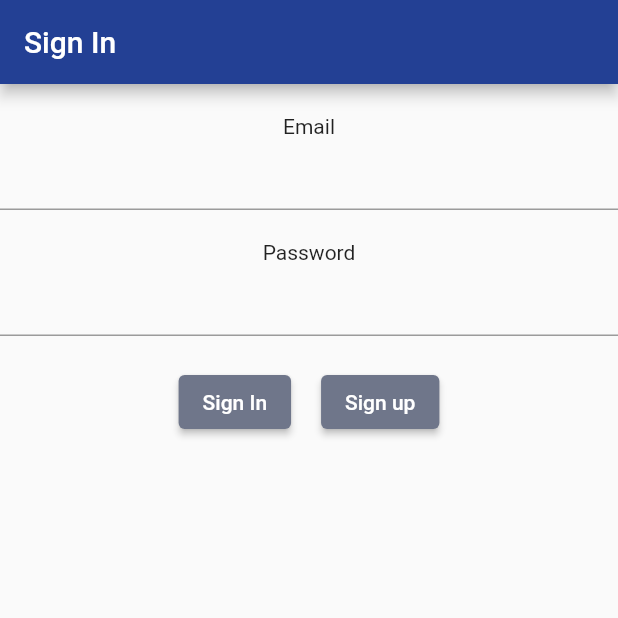
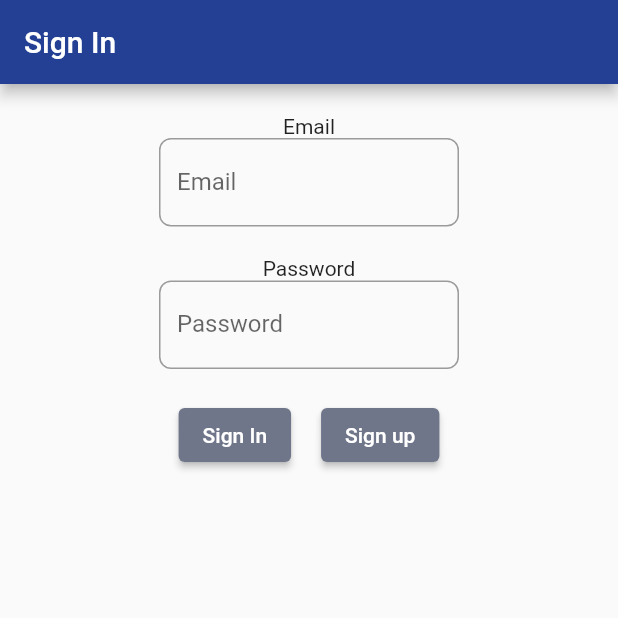
Before and after one commit to a307/tru-dawson-project, a Flutter app: the screen it shows after launch, on a phone screen of 412 x 824 dp, the top half of it. Run offline on Flutter 3.47's test engine with Material 2 defaults, Android fonts, the phone set to English and light mode, and no system bars; drawn by our look-alikes of flutter_form_builder; our stand-ins replace cloud_firestore, firebase_auth, firebase_core, firebase_database, form_builder_validators, image_picker; accounts and stored records are empty.

Commit message:
Updated the sign in UI

```diff
--- a/tru_dawson_project/lib/sign_in.dart
+++ b/tru_dawson_project/lib/sign_in.dart
@@ -39,17 +39,37 @@ class _SignInState extends State<SignIn> {
         child: Column(
           children: [
             SizedBox(height: 20.0),
-            Text("Email"),
-            FormBuilderTextField(
+           Text("Email"),
+           Container(
+            width: 200,
+            child: FormBuilderTextField(
               name: "email",
               controller: emailTEC,
+              decoration: InputDecoration(
+                labelText: "Email",
+                border: OutlineInputBorder(
+                  borderSide: BorderSide(color: Colors.grey),
+                  borderRadius: BorderRadius.circular(8.0),
+                ),
+              ),
             ),
+           ),
             SizedBox(height: 20.0),
             Text("Password"),
-            FormBuilderTextField(
-              name: "password",
-              obscureText: true,
-              controller: passwordTEC,
+            Container(
+              width: 200,
+              child: FormBuilderTextField(
+                name: "password",
+                obscureText: true,
+                controller: passwordTEC,
+                decoration: InputDecoration(
+                  labelText: "Password",
+                  border: OutlineInputBorder(
+                    borderSide: BorderSide(color: Colors.grey),
+                    borderRadius: BorderRadius.circular(8.0),
+                  ),
+                ),
+              ),
             ),
             SizedBox(height: 20.0),
             Row(
```
